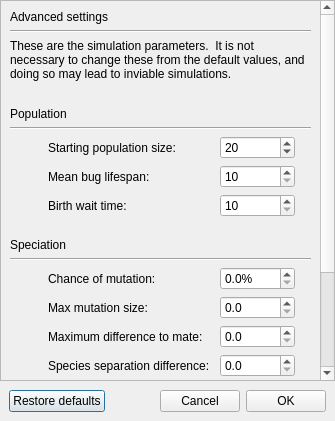
The window that ui/settingsdialog.ui (rrwick/Bugraft) describes before a commit, drawn with Qt 5.
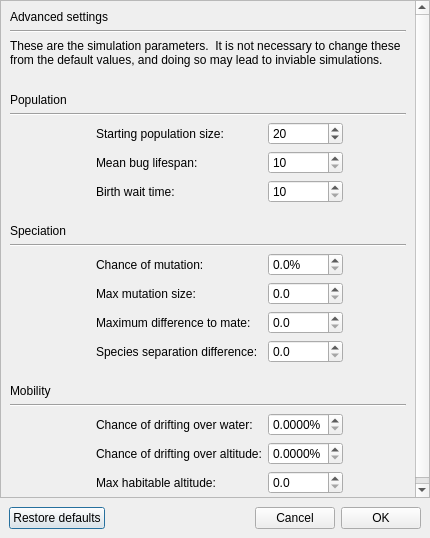
The same window after the commit. Custom widgets are drawn as their Qt base class.

Commit message: Wider settings dialog and edit landscape icon

What changed in the file:
```diff
--- a/ui/settingsdialog.ui
+++ b/ui/settingsdialog.ui
@@ -6,8 +6,8 @@
    <rect>
     <x>0</x>
     <y>0</y>
-    <width>335</width>
-    <height>421</height>
+    <width>430</width>
+    <height>538</height>
    </rect>
   </property>
   <property name="windowTitle">
@@ -38,9 +38,9 @@
       <property name="geometry">
        <rect>
         <x>0</x>
-        <y>-4</y>
-        <width>316</width>
-        <height>503</height>
+        <y>0</y>
+        <width>413</width>
+        <height>634</height>
        </rect>
       </property>
       <layout class="QGridLayout" name="gridLayout">
```
The commit also changes 1 other file.
